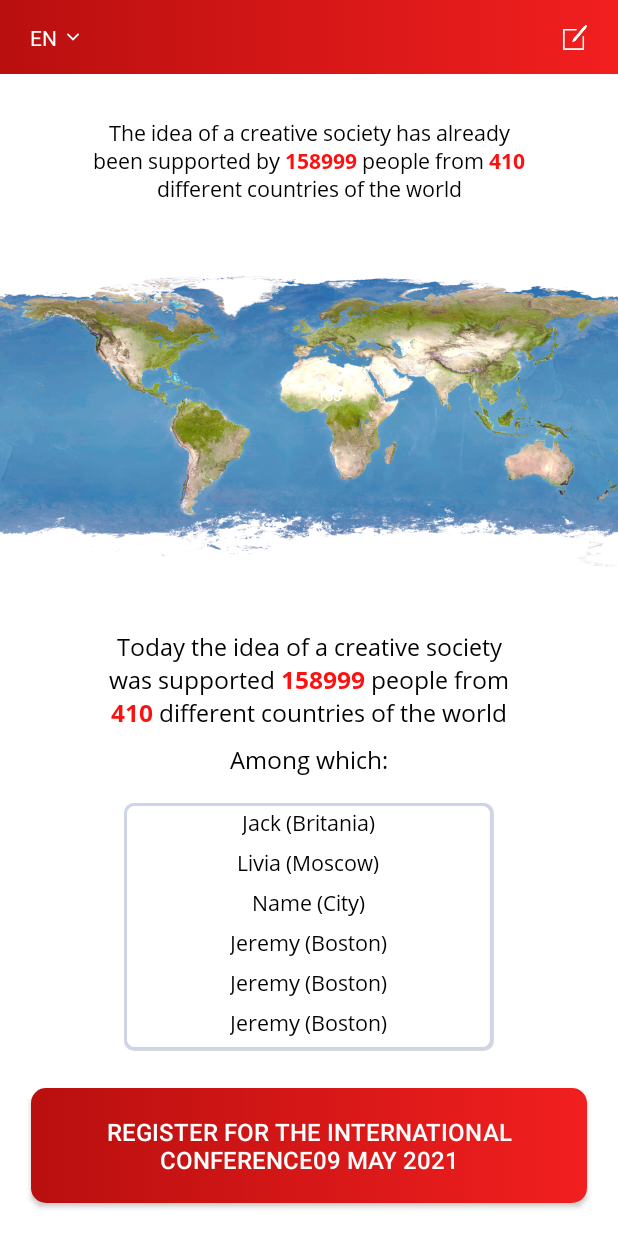
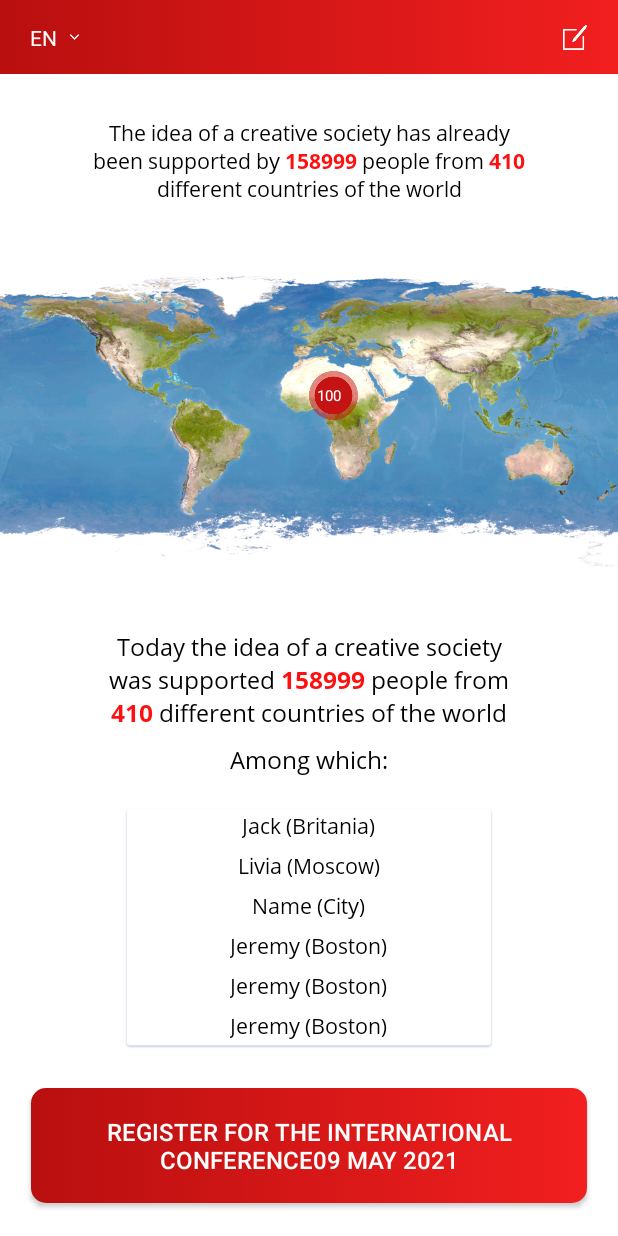
Before and after one commit to washeeeq/allatra-unites, an Android app: the screen it shows after launch (StatisticalActivity), after a tap on an icon or button, on a phone screen of 412 x 824 dp. Run offline under Robolectric (Android 15) with nearby library versions, the light colour scheme and no system bars; our stand-ins replace Picasso; libraries missing offline, so code that uses them is left out: io.realm, io.realm.annotations; pictures from the network do not load; 9 statements that could not run were skipped; 1 other tap on this screen came first.

Commit message:
Added shadow around recyclerView and circle btn.

```diff
--- a/app/src/main/java/ua/allatra/allatraunites/ui/db/UserDAO.kt
+++ b/app/src/main/java/ua/allatra/allatraunites/db/UserDAO.kt
@@ -1,4 +1,4 @@
-package ua.allatra.allatraunites.ui.db
+package ua.allatra.allatraunites.db
 
 import io.realm.RealmObject
 import io.realm.annotations.PrimaryKey
--- a/app/src/main/java/ua/allatra/allatraunites/ui/activity/StatisticalActivity.kt
+++ b/app/src/main/java/ua/allatra/allatraunites/ui/activity/StatisticalActivity.kt
@@ -1,11 +1,8 @@
 package ua.allatra.allatraunites.ui.activity
 
-import android.content.Context
-import android.content.res.Configuration
 import android.content.res.Resources
 import android.graphics.Color
 import android.graphics.Typeface
-import android.os.Build
 import android.os.Bundle
 import android.text.SpannableString
 import android.text.Spanned
@@ -18,18 +15,18 @@ import android.widget.ArrayAdapter
 import androidx.appcompat.app.AppCompatActivity
 import androidx.recyclerview.widget.LinearLayoutManager
 import com.google.android.material.snackbar.Snackbar
+import com.squareup.picasso.Picasso
+import kotlinx.android.synthetic.main.activity_splash_screen.*
 import kotlinx.android.synthetic.main.activity_statistical.*
 import kotlinx.android.synthetic.main.upper_nav_menu_statistical.*
 import ua.allatra.allatraunites.R
 import ua.allatra.allatraunites.ui.activity.SplashScreenActivity.Companion.SCREEN_HEIGHT
 import ua.allatra.allatraunites.ui.activity.SplashScreenActivity.Companion.SCREEN_WIDTH
 import ua.allatra.allatraunites.ui.adapter.PersonAdapter
-import ua.allatra.allatraunites.ui.db.RealmHandler
-import ua.allatra.allatraunites.ui.db.UserDAO
+import ua.allatra.allatraunites.db.RealmHandler
+import ua.allatra.allatraunites.db.UserDAO
 import ua.allatra.allatraunites.ui.fonts.CustomTypefaceSpan
-import ua.allatra.allatraunites.ui.util.ImageLoadHelper
 import java.util.*
-
 
 class StatisticalActivity : AppCompatActivity() {
 
@@ -77,7 +74,6 @@ class StatisticalActivity : AppCompatActivity() {
                 val selectedLanguage: String = spinnerLanguages.getItemAtPosition(position).toString()
                 Log.d("onCreate", "Clicked: $position, selectedLanguage, $selectedLanguage")
 
-                //TODO: does not work for 0 position
                 if(isInitiated){
                     Log.d("onCreate", "User changed his preferred language.")
                     user?.let {
@@ -96,8 +92,11 @@ class StatisticalActivity : AppCompatActivity() {
             override fun onNothingSelected(adapterView: AdapterView<*>?) {}
         }
 
-        screenHeight?.let { height ->
-            imgPlanetEarth?.setImageBitmap(ImageLoadHelper.decodeSampledBitmapFromResource(resources, R.drawable.bg_planet_earth, screenWidth!!, height))
+        screenHeight?.let {
+            Picasso
+                .get()
+                .load(R.drawable.bg_planet_earth)
+                .into(imgPlanetEarth)
         }?: kotlin.run {
             Log.e("onCreate", "height was not passed correctly")
         }
@@ -136,8 +135,21 @@ class StatisticalActivity : AppCompatActivity() {
             setAllTextComponentsPerUserLocale(lang)
             setTextStyleNumberOfPeopleSupported(getLocalizedResources(lang))
             setTextStyleNumberOfPeopleSupportedToday(getLocalizedResources(lang))
+            // set selection
+            spinnerLanguages.setSelection(getPositionOfLanguage(lang))
         }?:run{
             Log.e("onCreate", "User is null, check for previous errors.")
+        }
+    }
+
+    private fun getPositionOfLanguage(languageCode: String): Int{
+        return when(languageCode){
+            "en" -> 0
+            "ru" -> 1
+            "ua" -> 2
+            "cs" -> 3
+            "es" -> 4
+            else -> 0
         }
     }
 
--- a/app/src/main/java/ua/allatra/allatraunites/ui/util/ImageLoadHelper.kt
+++ /dev/null
@@ -1,78 +0,0 @@
-package ua.allatra.allatraunites.ui.util
-
-import android.content.res.Resources
-import android.graphics.Bitmap
-import android.graphics.BitmapFactory
-import android.util.Log
-
-object ImageLoadHelper {
-    private val TAG = this::class.java.simpleName
-
-    private fun calculateInSampleSize(options: BitmapFactory.Options, reqWidth: Int, reqHeight: Int): Int {
-        // Raw height and width of image
-        val (height: Int, width: Int) = options.run { outHeight to outWidth }
-        var inSampleSize = 1
-
-        if(height != 0 && width != 0) {
-            if (height > reqHeight || width > reqWidth) {
-                val halfHeight: Int = height / 2
-                val halfWidth: Int = width / 2
-
-                // Calculate the largest inSampleSize value that is a power of 2 and keeps both
-                // height and width larger than the requested height and width.
-                while (halfHeight / inSampleSize >= reqHeight && halfWidth / inSampleSize >= reqWidth) {
-                    inSampleSize *= 2
-                }
-            }
-
-            Log.d(
-                "ImageLoadHelper",
-                "screenWidth = $reqWidth, screenHeight = $reqHeight, pic_height = $height, pic_width = $width"
-            )
-            Log.d("ImageLoadHelper", "inSampleSize = $inSampleSize")
-        } else {
-            Log.e(TAG, "Cannot downSample! height und width is null")
-        }
-        return inSampleSize
-    }
-
-    fun decodeSampledBitmapFromResource(
-        resources: Resources,
-        resId: Int,
-        reqWidth: Int,
-        reqHeight: Int
-    ): Bitmap {
-        Log.d(TAG, "Resources: $resources, resId = $resId, reqWidth = $reqWidth, reqHeight = $reqHeight")
-        // First decode with inJustDecodeBounds=true to check dimensions
-        return BitmapFactory.Options().run {
-            inJustDecodeBounds = true
-            BitmapFactory.decodeResource(resources, resId, this)
-
-            // Calculate inSampleSize
-            inSampleSize = calculateInSampleSize(this, reqWidth, reqHeight)
-
-            // Decode bitmap with inSampleSize set
-            inJustDecodeBounds = false
-
-            BitmapFactory.decodeResource(resources, resId, this)
-        }
-    }
-
-    fun getScaledBitmap(bitmap: Bitmap, imageViewHeight: Int, edgePercent: Double): Bitmap{
-        val destinationHeight = (imageViewHeight + (imageViewHeight * edgePercent)).toInt()
-        val scale = destinationHeight / bitmap.height.toDouble()
-        val destinationWidth = (scale * bitmap.width).toInt()
-        Log.d(TAG, "Bitmap original height: ${bitmap.height}, width: ${bitmap.width}.")
-        Log.d(TAG, "Bitmap new H: ${destinationHeight}, width: ${destinationWidth}, scale = $scale")
-        val scaledBitmap = Bitmap.createScaledBitmap(bitmap, destinationWidth, destinationHeight, true)
-
-        val cut = destinationWidth - destinationHeight + (destinationWidth * edgePercent)
-        val cutFrom = (cut).toInt() / 2
-        val cutTo = scaledBitmap.width - cutFrom * 2
-        Log.d(TAG, "cutFrom: ${cutFrom}, cutTo: ${cutTo}.")
-        val croppedBitmap: Bitmap = Bitmap.createBitmap(scaledBitmap, cutFrom, 0, cutTo, scaledBitmap.height)
-        Log.d(TAG, "Bitmap new H: ${croppedBitmap.height}, width: ${croppedBitmap.width}, scale = $scale")
-
-        return croppedBitmap
-    }
-}
--- /dev/null
+++ b/app/src/main/java/ua/allatra/allatraunites/ui/view/ShadowRecyclerView.kt
@@ -0,0 +1,31 @@
+package ua.allatra.allatraunites.ui.view
+
+import android.content.Context
+import android.util.AttributeSet
+import android.view.Gravity
+import androidx.recyclerview.widget.RecyclerView
+import ua.allatra.allatraunites.R
+import ua.allatra.allatraunites.util.ViewUtil
+
+class ShadowRecyclerView: RecyclerView {
+    constructor(context: Context) : super(context){
+        initBackground()
+    }
+    constructor(context: Context, attrs: AttributeSet?) : super(context, attrs){
+        initBackground()
+    }
+    constructor(context: Context, attrs: AttributeSet?, defStyleAttr: Int) : super(
+        context,
+        attrs,
+        defStyleAttr
+    ){
+        initBackground()
+    }
+
+    private fun initBackground() {
+        background = ViewUtil.generateBackgroundWithShadow(
+            this, R.color.colorWhite,
+            R.dimen.radius_corner, R.color.colorFormEdit, R.dimen.elevation, Gravity.BOTTOM
+        )
+    }
+}
--- /dev/null
+++ b/app/src/main/java/ua/allatra/allatraunites/util/ViewUtil.kt
@@ -0,0 +1,83 @@
+package ua.allatra.allatraunites.util
+
+import android.graphics.Paint
+import android.graphics.Rect
+import android.graphics.drawable.Drawable
+import android.graphics.drawable.LayerDrawable
+import android.graphics.drawable.ShapeDrawable
+import android.graphics.drawable.shapes.RoundRectShape
+import android.view.Gravity
+import android.view.View
+import android.view.View.LAYER_TYPE_SOFTWARE
+import androidx.annotation.ColorRes
+import androidx.annotation.DimenRes
+import androidx.core.content.ContextCompat
+
+object ViewUtil {
+    fun generateBackgroundWithShadow(
+        view: View, @ColorRes backgroundColor: Int,
+        @DimenRes cornerRadius: Int,
+        @ColorRes shadowColor: Int,
+        @DimenRes elevation: Int,
+        shadowGravity: Int
+    ): Drawable? {
+
+        val cornerRadiusValue: Float =
+            view.context.resources.getDimension(cornerRadius)
+
+        val elevationValue = view.context.resources.getDimension(elevation).toInt()
+        val shadowColorValue = ContextCompat.getColor(view.context, shadowColor)
+        val backgroundColorValue = ContextCompat.getColor(view.context, backgroundColor)
+        val outerRadius = floatArrayOf(
+            cornerRadiusValue, cornerRadiusValue, cornerRadiusValue,
+            cornerRadiusValue, cornerRadiusValue, cornerRadiusValue, cornerRadiusValue,
+            cornerRadiusValue
+        )
+        val backgroundPaint = Paint()
+        backgroundPaint.setStyle(Paint.Style.FILL)
+        backgroundPaint.setShadowLayer(cornerRadiusValue, 0F, 0F, 0)
+        val shapeDrawablePadding = Rect()
+        shapeDrawablePadding.left = elevationValue
+        shapeDrawablePadding.right = elevationValue
+        val DY: Int
+        when (shadowGravity) {
+            Gravity.CENTER -> {
+                shapeDrawablePadding.top = elevationValue
+                shapeDrawablePadding.bottom = elevationValue
+                DY = 0
+            }
+            Gravity.TOP -> {
+                shapeDrawablePadding.top = elevationValue * 2
+                shapeDrawablePadding.bottom = elevationValue
+                DY = -1 * elevationValue / 3
+            }
+            Gravity.BOTTOM -> {
+                shapeDrawablePadding.top = elevationValue
+                shapeDrawablePadding.bottom = elevationValue * 2
+                DY = elevationValue / 3
+            }
+            else -> {
+                shapeDrawablePadding.top = elevationValue
+                shapeDrawablePadding.bottom = elevationValue * 2
+                DY = elevationValue / 3
+            }
+        }
+        val shapeDrawable = ShapeDrawable()
+        shapeDrawable.setPadding(shapeDrawablePadding)
+        shapeDrawable.paint.color = backgroundColorValue
+        shapeDrawable.paint
+            .setShadowLayer(cornerRadiusValue / 3, 0f, DY.toFloat(), shadowColorValue)
+        view.setLayerType(LAYER_TYPE_SOFTWARE, shapeDrawable.paint)
+        shapeDrawable.shape = RoundRectShape(outerRadius, null, null)
+        val drawable =
+            LayerDrawable(arrayOf<Drawable>(shapeDrawable))
+        drawable.setLayerInset(
+            0,
+            elevationValue,
+            elevationValue * 2,
+            elevationValue,
+            elevationValue * 2
+        )
+        return drawable
+    }
+}
--- a/app/src/main/res/drawable/bg_list_form.xml
+++ b/app/src/main/res/drawable/bg_list_form.xml
@@ -1,15 +1,5 @@
 <?xml version="1.0" encoding="utf-8"?>
 <layer-list xmlns:android="http://schemas.android.com/apk/res/android">
-    <!-- Drop Shadow Stack -->
-    <item>
-        <shape>
-            <padding android:right="1dp" android:bottom="1dp"/>
-            <stroke android:color="#26000000" android:width="1dp" />
-            <corners android:radius="6dp" />
-        </shape>
-    </item>
-
-    <!-- Background -->
     <item>
         <shape>
             <solid android:color="@color/colorWhiteAlfa0"/>
--- a/app/src/main/res/layout/activity_statistical.xml
+++ b/app/src/main/res/layout/activity_statistical.xml
@@ -82,6 +82,7 @@
         app:layout_constraintGuide_percent="0.5" />
 
     <RelativeLayout
+        android:id="@+id/groupInAfrica"
         android:layout_width="wrap_content"
         android:layout_height="0dp"
         app:layout_constraintHeight_percent="0.04"
@@ -93,6 +94,7 @@
             android:layout_width="wrap_content"
             android:layout_height="match_parent"
             android:background="@color/colorWhiteAlfa0"
+            android:src="@drawable/bitmap_circle_number"
             android:adjustViewBounds="true"/>
 
         <TextView
@@ -153,7 +155,7 @@
         android:orientation="horizontal"
         app:layout_constraintGuide_percent="0.65" />
 
-    <androidx.recyclerview.widget.RecyclerView
+    <ua.allatra.allatraunites.ui.view.ShadowRecyclerView
         android:id="@+id/listOfPeople"
         android:layout_width="0dp"
         android:layout_height="0dp"
@@ -162,8 +164,7 @@
         android:background="@drawable/bg_list_form"
         app:layout_constraintStart_toStartOf="parent"
         app:layout_constraintEnd_toEndOf="parent"
-        app:layout_constraintTop_toBottomOf="@id/horGuideLine4">
-    </androidx.recyclerview.widget.RecyclerView>
+        app:layout_constraintTop_toBottomOf="@id/horGuideLine4"/>
 
     <androidx.constraintlayout.widget.Guideline
         android:id="@+id/horGuideLine5"
--- a/app/src/main/res/layout/upper_nav_menu_statistical.xml
+++ b/app/src/main/res/layout/upper_nav_menu_statistical.xml
@@ -25,6 +25,10 @@
         <ImageView
             android:layout_gravity="end|center_vertical"
             android:contentDescription="@null"
+            android:paddingLeft="2dp"
+            android:paddingEnd="0dp"
+            android:paddingRight="0dp"
+            android:paddingStart="2dp"
             android:layout_width="8dp"
             android:layout_height="8dp"
             android:src="@drawable/bitmap_spinner_arrow"
--- a/app/src/main/res/values/colors.xml
+++ b/app/src/main/res/values/colors.xml
@@ -16,4 +16,5 @@
     <color name="colorThankTextBlue">#203376</color>
     <color name="colorMenuEndGradient">#F21F1F</color>
     <color name="colorMenuStartGradient">#B90F0F</color>
+    <color name="colorShadowView">#C8979AA6</color>
 </resources>
--- a/app/src/main/res/values/dimens.xml
+++ b/app/src/main/res/values/dimens.xml
@@ -4,4 +4,6 @@
     <dimen name="activity_vertical_margin">16dp</dimen>
     <dimen name="activity_statistical_horizontal_margin">20dp</dimen>
     <dimen name="activity_statistical_horizontal_margin_half">10dp</dimen>
+    <dimen name="radius_corner">2dp</dimen>
+    <dimen name="elevation">2dp</dimen>
 </resources>
```
Also changed, not shown: app/src/main/java/ua/allatra/allatraunites/db/RealmHandler.kt (renamed from app/src/main/java/ua/allatra/allatraunites/ui/db/RealmHandler.kt, +6 -4 lines), app/src/main/java/ua/allatra/allatraunites/ui/activity/RegisterActivity.kt (+0 -8 lines), app/src/main/res/drawable/bitmap_circle_number.png (added), 2 other files.
